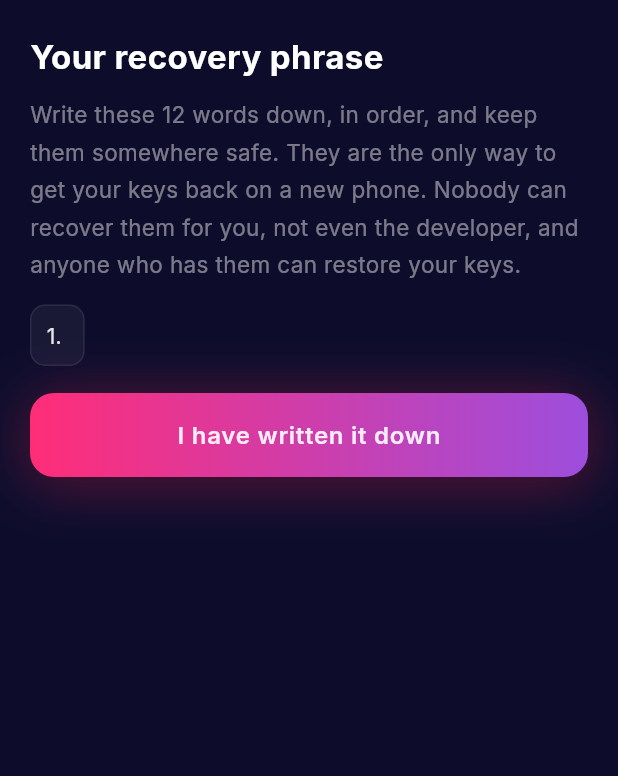
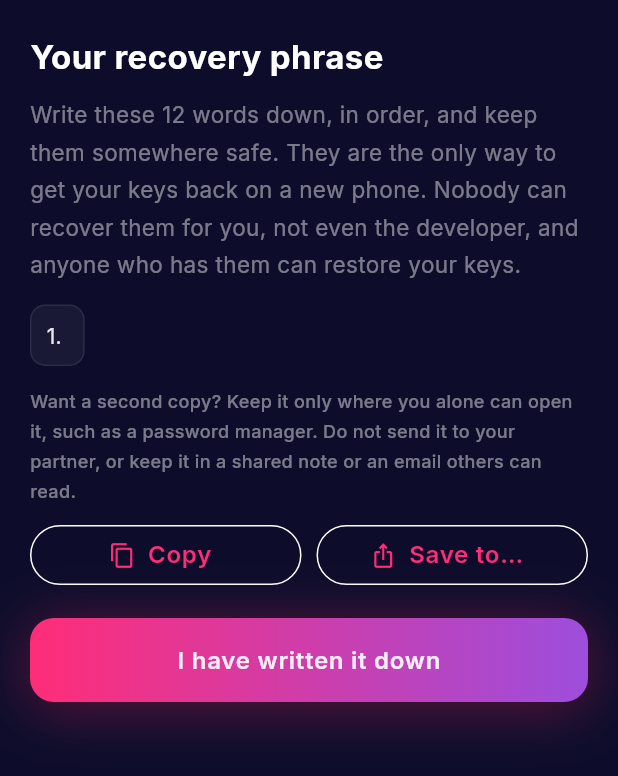
Before and after one commit to kumaranuket123/usync, a Flutter app: the RecoveryPhraseSheet widget shown alone on an empty page, opened directly with empty values, on a phone screen of 412 x 824 dp. Shown: the top 776 px of the screen. Run offline on Flutter 3.47's test engine with Material 3 defaults, Android fonts, the phone set to English and light mode, and no system bars; our stand-ins replace connectivity_plus, equatable, firebase_core, firebase_messaging, flutter_bloc, flutter_cache_manager and 18 more; missing offline and left inert: bip39_mnemonic, cryptography, gal, home_widget; accounts and stored records are empty; network calls fail.

Commit message:
Simplify the recovery phrase check and add backup options
The check after writing the phrase down no longer needs typing: it asks
which word sits at three positions and offers four words for each (a
wrong pick clears the choices and retries). The phrase screen also gets
Copy (cleared from the clipboard after a minute while the app runs) and
Save to... (the share sheet, for a password manager or private note),
with a warning not to keep it where others can read it. The check still
has to be passed.

Co-Authored-By: Claude Sonnet 5.5 <noreply@anthropic.com>

```diff
--- a/lib/presentation/features/security/widgets/recovery_phrase_sheet.dart
+++ b/lib/presentation/features/security/widgets/recovery_phrase_sheet.dart
@@ -1,19 +1,46 @@
+import 'dart:async';
 import 'dart:math';
 
 import 'package:flutter/material.dart';
+import 'package:flutter/services.dart';
+import 'package:share_plus/share_plus.dart';
 
 import '../../../../core/theme/app_colors.dart';
 import '../../../../core/theme/app_text_styles.dart';
-import '../../../shared/widgets/glass_input.dart';
 import '../../../shared/widgets/glow_button.dart';
 
-/// Shows a new recovery phrase, then asks for three of its words so we know it was written down.
-/// Pops `true` once the quiz is passed.
+/// Shows a new recovery phrase, then asks which word sits at three positions (tap the right one of four),
+/// so we know the phrase was read and kept. No typing. Pops `true` once all three are right.
+///
+/// Besides writing it on paper, the person can copy it or send it to another app (a password manager, a
+/// private note) as a second backup. [copy] and [share] are replaceable for tests.
 class RecoveryPhraseSheet extends StatefulWidget {
-  const RecoveryPhraseSheet({super.key, required this.phrase, Random? random}) : _random = random;
+  const RecoveryPhraseSheet({super.key, required this.phrase, Random? random, this.copy, this.share}) : _random = random;
 
   final String  phrase;
   final Random? _random;
+  final Future<void> Function(String text)? copy;
+  final Future<void> Function(String text)? share;
+
+  /// How long a copied phrase may stay on the clipboard.
+  static const clipboardLifetime = Duration(minutes: 1);
+
+  /// What gets copied or shared: the words, labelled so a note or password entry is recognisable later.
+  static String exportText(String phrase) => 'Usync recovery phrase: $phrase';
+
+  static Future<void> _defaultCopy(String text) async {
+    await Clipboard.setData(ClipboardData(text: text));
+    // A phrase left on the clipboard can be read by other apps: remove it again after a minute, but only if
+    // it is still what we put there.
+    Timer(clipboardLifetime, () async {
+      try {
+        final now = await Clipboard.getData(Clipboard.kTextPlain);
+        if (now?.text == text) await Clipboard.setData(const ClipboardData(text: ''));
+      } catch (_) {}
+    });
+  }
+
+  static Future<void> _defaultShare(String text) => Share.share(text, subject: 'Usync recovery phrase');
 
   @override
   State<RecoveryPhraseSheet> createState() => _RecoveryPhraseSheetState();
@@ -21,32 +48,68 @@ class RecoveryPhraseSheet extends StatefulWidget {
 
 class _RecoveryPhraseSheetState extends State<RecoveryPhraseSheet> {
   late final List<String> _words = widget.phrase.split(' ');
+  late final Random _random = widget._random ?? Random.secure();
   late final List<int> _asked = _pick();
-  final _answers = List.generate(3, (_) => TextEditingController());
+  /// The four words offered for each asked position (the right one and three others from the phrase).
+  late final List<List<String>> _options = [for (final i in _asked) _optionsFor(i)];
+  final List<String?> _chosen = [null, null, null];
   bool _quiz = false;
   String? _error;
+  bool _copied = false;
+  Timer? _copiedTimer;
 
   List<int> _pick() {
-    final random = widget._random ?? Random.secure();
-    final all = List<int>.generate(_words.length, (i) => i)..shuffle(random);
+    final all = List<int>.generate(_words.length, (i) => i)..shuffle(_random);
     return (all.take(3).toList()..sort());
+  }
+
+  List<String> _optionsFor(int position) {
+    final right = _words[position];
+    final others = _words.toSet().difference({right}).toList()..shuffle(_random);
+    return ([right, ...others.take(3)]..shuffle(_random));
+  }
+
+  void _choose(int question, String word) {
+    setState(() {
+      _chosen[question] = word;
+      _error = null;
+    });
+    if (_chosen.any((c) => c == null)) return;
+    final ok = [for (var i = 0; i < 3; i++) _chosen[i] == _words[_asked[i]]].every((v) => v);
+    if (ok) {
+      Navigator.pop(context, true);
+    } else {
+      setState(() {
+        _error = 'Not quite. Look at the words again and try once more.';
+        for (var i = 0; i < 3; i++) {
+          _chosen[i] = null;
+        }
+      });
+    }
+  }
+
+  Future<void> _copy() async {
+    await (widget.copy ?? RecoveryPhraseSheet._defaultCopy)(RecoveryPhraseSheet.exportText(widget.phrase));
+    if (!mounted) return;
+    setState(() => _copied = true);
+    _copiedTimer?.cancel();
+    _copiedTimer = Timer(const Duration(seconds: 4), () {
+      if (mounted) setState(() => _copied = false);
+    });
+  }
+
+  Future<void> _share() async {
+    try {
+      await (widget.share ?? RecoveryPhraseSheet._defaultShare)(RecoveryPhraseSheet.exportText(widget.phrase));
+    } catch (_) {
+      // The share sheet could not open; the words are still on screen to write down.
+    }
   }
 
   @override
   void dispose() {
-    for (final c in _answers) {
-      c.dispose();
-    }
+    _copiedTimer?.cancel();
     super.dispose();
-  }
-
-  void _check() {
-    final ok = [for (var i = 0; i < 3; i++) _answers[i].text.trim().toLowerCase() == _words[_asked[i]]].every((v) => v);
-    if (ok) {
-      Navigator.pop(context, true);
-    } else {
-      setState(() => _error = 'Those words do not match. Check what you wrote down.');
-    }
   }
 
   @override
@@ -88,6 +151,34 @@ class _RecoveryPhraseSheetState extends State<RecoveryPhraseSheet> {
               ),
           ],
         ),
+        const SizedBox(height: 14),
+        Text('Want a second copy? Keep it only where you alone can open it, such as a password manager. '
+            'Do not send it to your partner, or keep it in a shared note or an email others can read.', style: AppTextStyles.labelSmall),
+        const SizedBox(height: 8),
+        Row(
+          children: [
+            Expanded(
+              child: OutlinedButton.icon(
+                onPressed: _copy,
+                icon: Icon(_copied ? Icons.check : Icons.copy, size: 18),
+                label: Text(_copied ? 'Copied' : 'Copy'),
+              ),
+            ),
+            const SizedBox(width: 10),
+            Expanded(
+              child: OutlinedButton.icon(
+                onPressed: _share,
+                icon: const Icon(Icons.ios_share, size: 18),
+                label: const Text('Save to…'),
+              ),
+            ),
+          ],
+        ),
+        if (_copied)
+          Padding(
+            padding: const EdgeInsets.only(top: 6),
+            child: Text('Copied. It is removed from the clipboard in a minute.', style: AppTextStyles.labelSmall),
+          ),
         const SizedBox(height: 18),
         GlowButton(label: 'I have written it down', onTap: () => setState(() => _quiz = true)),
       ];
@@ -95,14 +186,34 @@ class _RecoveryPhraseSheetState extends State<RecoveryPhraseSheet> {
   List<Widget> _quizChildren() => [
         Text('Check your phrase', style: AppTextStyles.h3.copyWith(color: Colors.white)),
         const SizedBox(height: 8),
-        Text('Type the words you wrote down at these positions.', style: AppTextStyles.bodyMuted),
+        Text('Tap the right word for each position.', style: AppTextStyles.bodyMuted),
         const SizedBox(height: 14),
-        for (var i = 0; i < 3; i++) ...[
-          GlassInput(label: 'WORD ${_asked[i] + 1}', hint: 'word', controller: _answers[i]),
-          const SizedBox(height: 10),
+        for (var q = 0; q < 3; q++) ...[
+          Text('WORD ${_asked[q] + 1}', style: AppTextStyles.labelCaps),
+          const SizedBox(height: 8),
+          Wrap(
+            key: ValueKey('quiz-q$q'),
+            spacing: 8,
+            runSpacing: 8,
+            children: [
+              for (final word in _options[q])
+                GestureDetector(
+                  onTap: () => _choose(q, word),
+                  child: Container(
+                    padding: const EdgeInsets.symmetric(horizontal: 14, vertical: 10),
+                    decoration: BoxDecoration(
+                      color: _chosen[q] == word ? AppColors.pink.withValues(alpha: 0.25) : AppColors.glass,
+                      borderRadius: BorderRadius.circular(10),
+                      border: Border.all(color: _chosen[q] == word ? AppColors.pink : AppColors.glassBorder),
+                    ),
+                    child: Text(word, style: AppTextStyles.body.copyWith(fontSize: 15)),
+                  ),
+                ),
+            ],
+          ),
+          const SizedBox(height: 14),
         ],
         if (_error != null) Padding(padding: const EdgeInsets.only(bottom: 10), child: Text(_error!, style: AppTextStyles.labelSmall.copyWith(color: AppColors.error))),
-        GlowButton(label: 'Confirm', onTap: _check),
         Center(child: TextButton(onPressed: () => setState(() => _quiz = false), child: Text('Show the words again', style: AppTextStyles.link))),
       ];
 }
```
Also changed, not shown: 2 other files.
